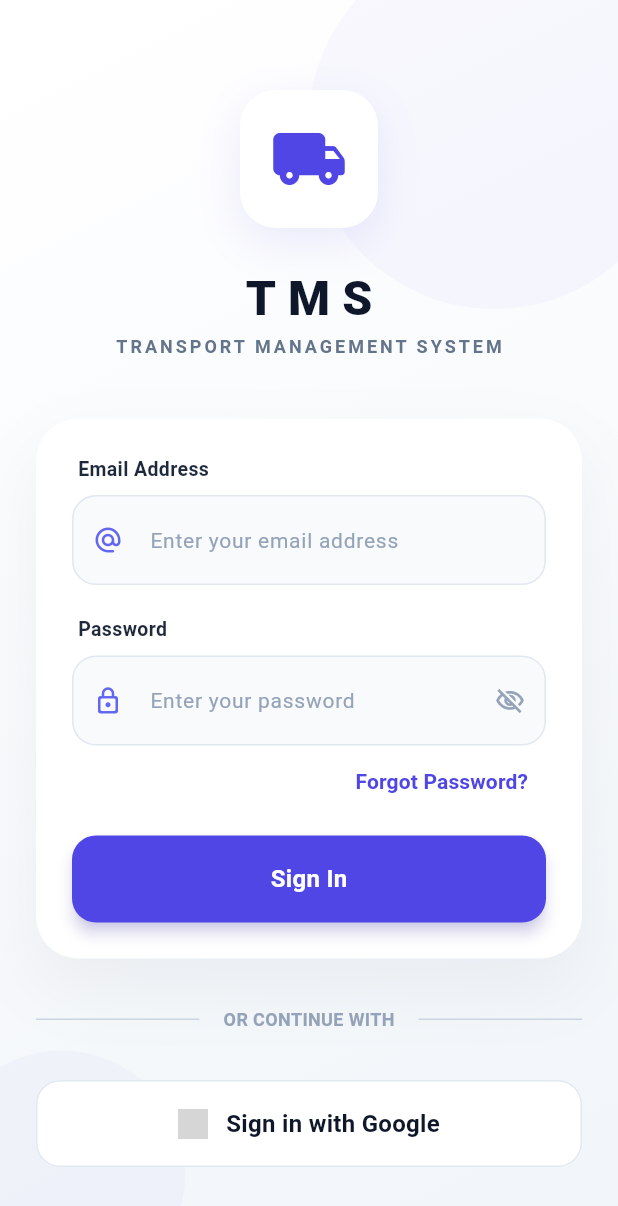
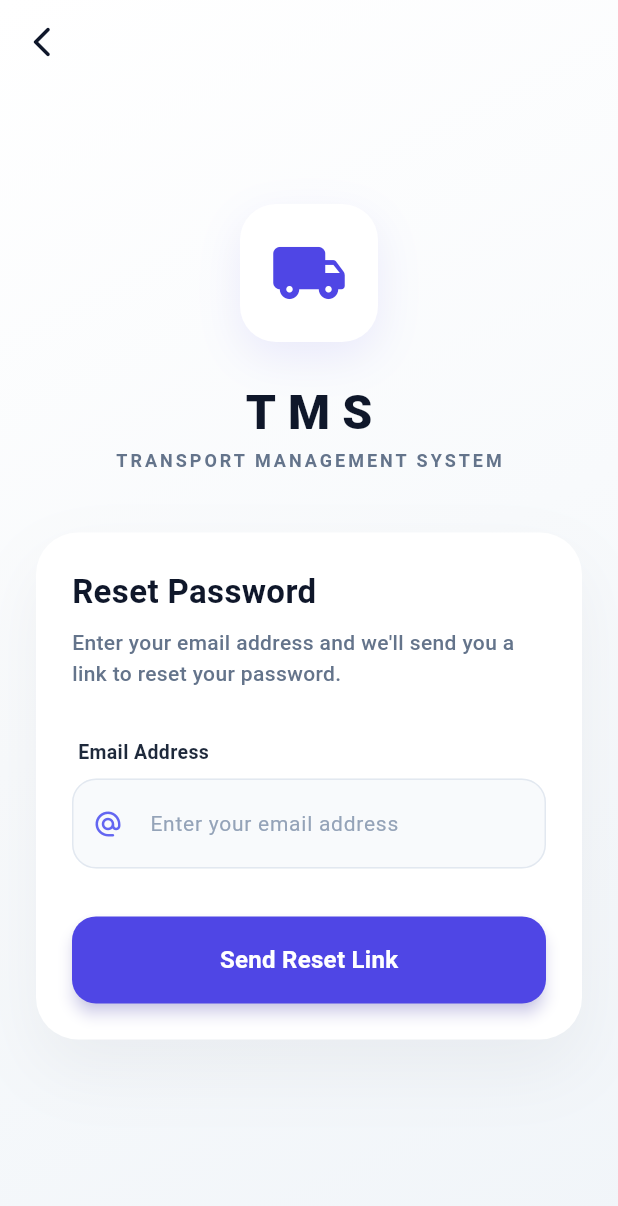
Before and after one commit to aswath06/TMS, a Flutter app: the screen it shows after launch, after a tap on "Forgot Password?", on a phone screen of 412 x 824 dp. Shown: the top 1206 px of the screen. Run offline on Flutter 3.47's test engine with Material 3 defaults, Android fonts, the phone set to English and light mode, and no system bars; network calls fail; grey boxes are pictures that could not be loaded.

Commit message:
dashboard

```diff
--- a/lib/components/custom_input.dart
+++ b/lib/components/custom_input.dart
@@ -6,6 +6,8 @@ class CustomInput extends StatefulWidget {
   final bool isPassword;
   final TextInputType keyboardType;
   final IconData icon;
+  // Added validator property
+  final String? Function(String?)? validator;
 
   const CustomInput({
     super.key,
@@ -14,6 +16,7 @@ class CustomInput extends StatefulWidget {
     required this.icon,
     this.isPassword = false,
     this.keyboardType = TextInputType.text,
+    this.validator, // Initialize here
   });
 
   @override
@@ -21,13 +24,11 @@ class CustomInput extends StatefulWidget {
 }
 
 class _CustomInputState extends State<CustomInput> {
-  // Local state to toggle password visibility
   late bool _obscureText;
 
   @override
   void initState() {
     super.initState();
-    // Initialize obscureText based on whether it's a password field
     _obscureText = widget.isPassword;
   }
 
@@ -47,10 +48,12 @@ class _CustomInputState extends State<CustomInput> {
             ),
           ),
         ),
-        TextField(
+        // Changed to TextFormField for built-in validation support
+        TextFormField(
           controller: widget.controller,
           obscureText: _obscureText,
           keyboardType: widget.keyboardType,
+          validator: widget.validator, // Link the validator here
           style: const TextStyle(
             color: Color(0xFF0F172A),
             fontWeight: FontWeight.w500,
@@ -61,7 +64,6 @@ class _CustomInputState extends State<CustomInput> {
               color: const Color(0xFF6366F1),
               size: 20,
             ),
-            // Added suffixIcon for the show/hide password toggle
             suffixIcon: widget.isPassword
                 ? IconButton(
                     icon: Icon(
@@ -90,13 +92,29 @@ class _CustomInputState extends State<CustomInput> {
               vertical: 18,
               horizontal: 16,
             ),
+            // Default Border
             enabledBorder: OutlineInputBorder(
               borderRadius: BorderRadius.circular(16),
               borderSide: const BorderSide(color: Color(0xFFE2E8F0)),
             ),
+            // Focus Border
             focusedBorder: OutlineInputBorder(
               borderRadius: BorderRadius.circular(16),
               borderSide: const BorderSide(color: Color(0xFF6366F1), width: 2),
+            ),
+            // Error Border Styling
+            errorBorder: OutlineInputBorder(
+              borderRadius: BorderRadius.circular(16),
+              borderSide: const BorderSide(color: Colors.redAccent, width: 1),
+            ),
+            focusedErrorBorder: OutlineInputBorder(
+              borderRadius: BorderRadius.circular(16),
+              borderSide: const BorderSide(color: Colors.red, width: 2),
+            ),
+            errorStyle: const TextStyle(
+              color: Colors.redAccent,
+              fontSize: 12,
+              fontWeight: FontWeight.w500,
             ),
           ),
         ),
--- /dev/null
+++ b/lib/screens/auth/forgot_password_screen.dart
@@ -0,0 +1,144 @@
+import 'package:flutter/material.dart';
+import 'package:tms/components/custom_button.dart';
+import 'package:tms/components/custom_input.dart';
+import 'package:tms/components/app_branding.dart';
+import 'package:tms/utils/validators.dart';
+
+class ForgotPasswordScreen extends StatefulWidget {
+  const ForgotPasswordScreen({super.key});
+
+  @override
+  State<ForgotPasswordScreen> createState() => _ForgotPasswordScreenState();
+}
+
+class _ForgotPasswordScreenState extends State<ForgotPasswordScreen> {
+  final GlobalKey<FormState> _formKey = GlobalKey<FormState>();
+  final TextEditingController _emailController = TextEditingController();
+  bool _isLoading = false;
+
+  Future<void> _handleResetPassword() async {
+    if (!_formKey.currentState!.validate()) return;
+
+    setState(() => _isLoading = true);
+
+    await Future.delayed(const Duration(seconds: 2));
+
+    if (mounted) {
+      setState(() => _isLoading = false);
+
+      ScaffoldMessenger.of(context).showSnackBar(
+        const SnackBar(
+          content: Text("Password reset link sent to your email!"),
+          backgroundColor: Colors.green,
+          behavior: SnackBarBehavior.floating,
+        ),
+      );
+
+      Navigator.pop(context);
+    }
+  }
+
+  @override
+  void dispose() {
+    _emailController.dispose();
+    super.dispose();
+  }
+
+  @override
+  Widget build(BuildContext context) {
+    return Scaffold(
+      extendBodyBehindAppBar: true,
+      appBar: AppBar(
+        backgroundColor: Colors.transparent,
+        elevation: 0,
+        leading: IconButton(
+          icon: const Icon(
+            Icons.arrow_back_ios_new_rounded,
+            color: Color(0xFF0F172A),
+          ),
+          onPressed: () => Navigator.pop(context),
+        ),
+      ),
+      body: Container(
+        width: double.infinity,
+        height: double.infinity,
+        decoration: const BoxDecoration(
+          gradient: LinearGradient(
+            begin: Alignment.topLeft,
+            end: Alignment.bottomRight,
+            colors: [Color(0xFFFFFFFF), Color(0xFFF1F5F9)],
+          ),
+        ),
+        child: SafeArea(
+          child: SingleChildScrollView(
+            padding: const EdgeInsets.symmetric(horizontal: 24.0),
+            child: Form(
+              key: _formKey,
+              child: Column(
+                children: [
+                  const SizedBox(height: 20),
+                  const AppBranding(),
+                  const SizedBox(height: 40),
+                  _buildForgotForm(),
+                ],
+              ),
+            ),
+          ),
+        ),
+      ),
+    );
+  }
+
+  Widget _buildForgotForm() {
+    return Container(
+      padding: const EdgeInsets.all(24),
+      decoration: BoxDecoration(
+        color: Colors.white,
+        borderRadius: BorderRadius.circular(28),
+        boxShadow: [
+          BoxShadow(
+            color: const Color(0xFF0F172A).withOpacity(0.05),
+            blurRadius: 40,
+            offset: const Offset(0, 20),
+          ),
+        ],
+      ),
+      child: Column(
+        crossAxisAlignment: CrossAxisAlignment.start,
+        children: [
+          const Text(
+            "Reset Password",
+            style: TextStyle(
+              fontSize: 22,
+              fontWeight: FontWeight.bold,
+              color: Color(0xFF0F172A),
+            ),
+          ),
+          const SizedBox(height: 8),
+          const Text(
+            "Enter your email address and we'll send you a link to reset your password.",
+            style: TextStyle(
+              fontSize: 14,
+              color: Color(0xFF64748B),
+              height: 1.5,
+            ),
+          ),
+          const SizedBox(height: 32),
+          CustomInput(
+            label: "Email Address",
+            controller: _emailController,
+            icon: Icons.alternate_email_rounded,
+            keyboardType: TextInputType.emailAddress,
+            validator: AppValidators.validateEmail,
+          ),
+          const SizedBox(height: 32),
+          CustomButton(
+            text: "Send Reset Link",
+            isLoading: _isLoading,
+            onPressed: _handleResetPassword,
+          ),
+        ],
+      ),
+    );
+  }
+}
--- a/lib/screens/auth/login_screen.dart
+++ b/lib/screens/auth/login_screen.dart
@@ -2,6 +2,8 @@ import 'package:flutter/material.dart';
 import 'package:tms/components/custom_button.dart';
 import 'package:tms/components/custom_input.dart';
 import 'package:tms/components/app_branding.dart';
+import 'package:tms/screens/auth/forgot_password_screen.dart';
+import 'package:tms/utils/validators.dart';
 import "../../utils/routes.dart";
 
 class LoginScreen extends StatefulWidget {
@@ -12,30 +14,30 @@ class LoginScreen extends StatefulWidget {
 }
 
 class _LoginScreenState extends State<LoginScreen> {
+  final GlobalKey<FormState> _formKey = GlobalKey<FormState>();
+
   final TextEditingController _emailController = TextEditingController();
   final TextEditingController _passwordController = TextEditingController();
   bool _isLoggingIn = false;
   bool _isGoogleLoading = false;
 
   Future<void> _handleLogin() async {
-    if (_emailController.text.isEmpty || _passwordController.text.isEmpty) {
-      ScaffoldMessenger.of(context).showSnackBar(
-        const SnackBar(
-          content: Text("Please fill in all fields"),
-          behavior: SnackBarBehavior.floating,
-        ),
-      );
+    if (!_formKey.currentState!.validate()) {
       return;
     }
 
     setState(() => _isLoggingIn = true);
+
+    // Simulate API Call
     await Future.delayed(const Duration(seconds: 2));
 
     if (mounted) {
       setState(() => _isLoggingIn = false);
+
       String role = _emailController.text.toLowerCase().contains('driver')
           ? 'driver'
           : 'faculty';
+
       Navigator.pushReplacementNamed(
         context,
         AppRoutes.dashboard,
@@ -71,6 +73,8 @@ class _LoginScreenState extends State<LoginScreen> {
               child: SingleChildScrollView(
                 physics: const BouncingScrollPhysics(),
                 padding: const EdgeInsets.symmetric(horizontal: 24.0),
+                child: Form(
+                  key: _formKey,
                   child: Column(
                     children: [
                       const AppBranding(),
@@ -80,6 +84,7 @@ class _LoginScreenState extends State<LoginScreen> {
                       _buildGoogleButton(),
                       const SizedBox(height: 30),
                     ],
+                  ),
                 ),
               ),
             ),
@@ -110,6 +115,7 @@ class _LoginScreenState extends State<LoginScreen> {
             controller: _emailController,
             icon: Icons.alternate_email_rounded,
             keyboardType: TextInputType.emailAddress,
+            validator: AppValidators.validateEmail,
           ),
           const SizedBox(height: 20),
           CustomInput(
@@ -117,11 +123,19 @@ class _LoginScreenState extends State<LoginScreen> {
             controller: _passwordController,
             icon: Icons.lock_outline_rounded,
             isPassword: true,
+            validator: AppValidators.validatePassword,
           ),
           Align(
             alignment: Alignment.centerRight,
             child: TextButton(
-              onPressed: () {},
+              onPressed: () {
+                Navigator.push(
+                  context,
+                  MaterialPageRoute(
+                    builder: (context) => const ForgotPasswordScreen(),
+                  ),
+                );
+              },
               style: TextButton.styleFrom(
                 foregroundColor: const Color(0xFF4F46E5),
               ),
--- a/lib/screens/dashboard_screen.dart
+++ b/lib/screens/faculty/dashboard_screen.dart
@@ -8,19 +8,17 @@ class DashboardScreen extends StatelessWidget {
     final double screenWidth = MediaQuery.of(context).size.width;
     final bool isDark = Theme.of(context).brightness == Brightness.dark;
 
-    // Premium Color Palette
     final Color titleColor = isDark ? Colors.white : const Color(0xFF0F172A);
     final Color subColor = isDark
         ? const Color(0xFF94A3B8)
         : const Color(0xFF64748B);
-    final Color primaryBlue = const Color(0xFF6366F1); // Modern Indigo
+    final Color primaryBlue = const Color(0xFF6366F1);
     final Color surfaceColor = isDark ? const Color(0xFF1E293B) : Colors.white;
 
     return Scaffold(
       backgroundColor: Colors.transparent,
       body: Stack(
         children: [
-          // Decorative background glow
           Positioned(
             top: -50,
             right: -50,
@@ -43,7 +41,6 @@ class DashboardScreen extends StatelessWidget {
                 children: [
                   const SizedBox(height: 24),
 
-                  // --- 1. PREMIUM HEADER ---
                   _buildHeader(
                     "Aswath",
                     titleColor,
@@ -53,11 +50,9 @@ class DashboardScreen extends StatelessWidget {
                   ),
                   const SizedBox(height: 32),
 
-                  // --- 2. GLASSMORPHIC SEARCH ---
                   _buildSearchBar(isDark, subColor, surfaceColor, primaryBlue),
                   const SizedBox(height: 36),
 
-                  // --- 3. OPERATIONAL OVERVIEW ---
                   _buildSectionTitle("Operational Overview", titleColor),
                   const SizedBox(height: 18),
                   _buildStatusCards(
@@ -68,13 +63,11 @@ class DashboardScreen extends StatelessWidget {
                   ),
                   const SizedBox(height: 36),
 
-                  // --- 4. QUICK ACTIONS ---
                   _buildSectionTitle("Quick Actions", titleColor),
                   const SizedBox(height: 18),
                   _buildQuickActions(primaryBlue, surfaceColor, isDark),
                   const SizedBox(height: 36),
 
-                  // --- 5. RECENT ACTIVITY ---
                   Row(
                     mainAxisAlignment: MainAxisAlignment.spaceBetween,
                     children: [
@@ -94,7 +87,6 @@ class DashboardScreen extends StatelessWidget {
                   ),
                   _buildNotificationList(primaryBlue, surfaceColor, isDark),
 
-                  // Reduced bottom padding
                   const SizedBox(height: 30),
                 ],
               ),
@@ -104,8 +96,6 @@ class DashboardScreen extends StatelessWidget {
       ),
     );
   }
-
-  // --- UI COMPONENT HELPERS ---
 
   Widget _buildHeader(
     String name,
--- /dev/null
+++ b/lib/utils/validators.dart
@@ -0,0 +1,24 @@
+class AppValidators {
+  static String? validateEmail(String? value) {
+    if (value == null || value.isEmpty) {
+      return "Email is required";
+    }
+
+    final emailRegex = RegExp(r'^[\w-\.]+@([\w-]+\.)+[\w-]{2,4}$');
+
+    if (!emailRegex.hasMatch(value)) {
+      return "Enter a valid email address";
+    }
+    return null;
+  }
+
+  static String? validatePassword(String? value) {
+    if (value == null || value.isEmpty) {
+      return "Password is required";
+    }
+    if (value.length < 6) {
+      return "Password must be at least 6 characters";
+    }
+    return null;
+  }
+}
```
Also changed, not shown: lib/screens/main_screen.dart (+4 -4 lines), lib/screens/faculty/missions_screen.dart (renamed from lib/screens/missions_screen.dart), lib/screens/faculty/profile_screen.dart (renamed from lib/screens/profile_screen.dart), lib/screens/faculty/requests_screen.dart (renamed from lib/screens/requests_screen.dart), 3 other files. Lines whose indentation alone changed are shown as unchanged.
